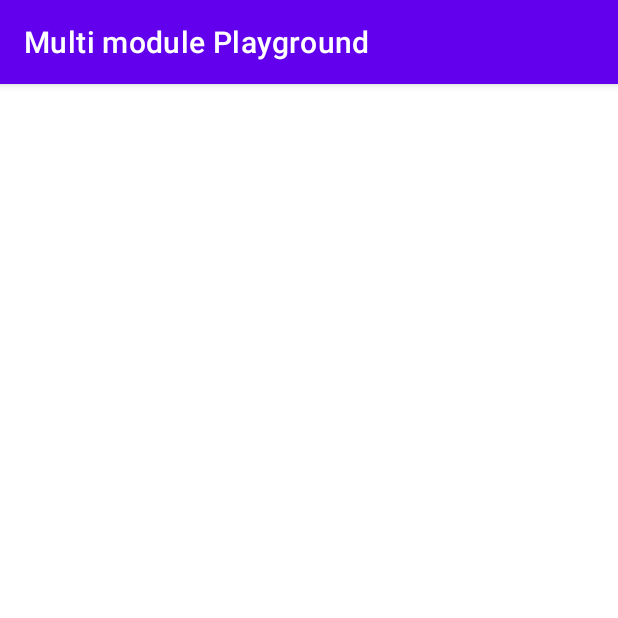
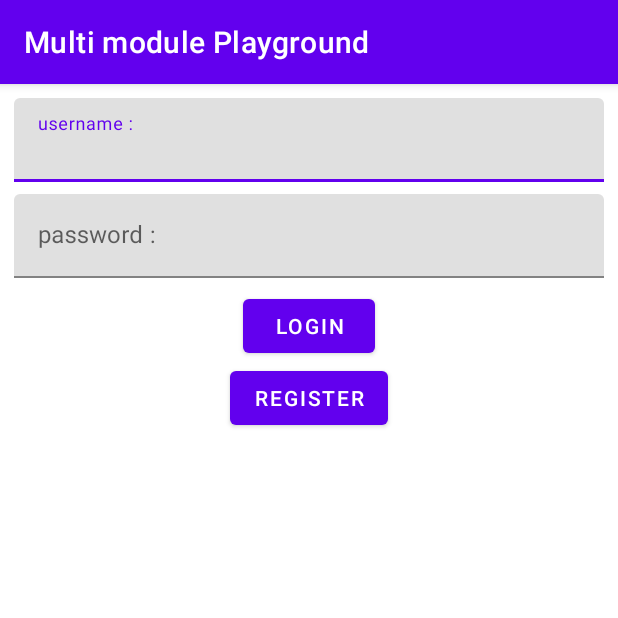
Before and after one commit to Muhammad-Javad/Multi_module_Playground, an Android app: the screen it shows after launch (MainActivity), on a phone screen of 412 x 824 dp, the top half of it. Run offline under Robolectric (Android 15) with nearby library versions, the phone set to English and light mode, and no system bars; our stand-ins replace Room's generated code; 1 statement that could not run was skipped.

Commit message:
add Login and register without bug

```diff
--- a/app/build.gradle
+++ b/app/build.gradle
@@ -28,12 +28,17 @@ android {
 dependencies {
     implementation fileTree(dir: "libs", include: ["*.jar"])
 
+    implementation project(":login")
+    implementation project(":register")
     implementation project(":database")
 
     implementation "org.jetbrains.kotlin:kotlin-stdlib:$kotlin_version"
     implementation 'androidx.core:core-ktx:1.3.2'
     implementation 'androidx.appcompat:appcompat:1.2.0'
     implementation 'androidx.constraintlayout:constraintlayout:2.0.2'
+    implementation 'androidx.navigation:navigation-fragment-ktx:2.3.0'
+    implementation 'androidx.navigation:navigation-ui-ktx:2.3.0'
+    implementation 'androidx.legacy:legacy-support-v4:1.0.0'
     testImplementation 'junit:junit:4.12'
     androidTestImplementation 'androidx.test.ext:junit:1.1.2'
     androidTestImplementation 'androidx.test.espresso:espresso-core:3.3.0'
--- a/app/src/main/java/com/javadsh98/multimoduleplayground/MainActivity.kt
+++ b/app/src/main/java/com/javadsh98/multimoduleplayground/MainActivity.kt
@@ -2,38 +2,19 @@ package com.javadsh98.multimoduleplayground
 
 import androidx.appcompat.app.AppCompatActivity
 import android.os.Bundle
-import androidx.lifecycle.Observer
-import com.javadsh98.module1.UserDataBase
-import com.javadsh98.module1.User
-import com.javadsh98.module1.UserDao
-import kotlinx.android.synthetic.main.activity_main.*
-import org.koin.android.ext.android.inject
 
 class MainActivity : AppCompatActivity() {
 
-    val dao by inject<UserDao>()
-    val db by inject<UserDataBase>()
 
     override fun onCreate(savedInstanceState: Bundle?) {
         super.onCreate(savedInstanceState)
         setContentView(R.layout.activity_main)
 
-        for (i in 0..10){
-            db.runInTransaction {
-                dao.insert(User(10 + i))
-            }
-        }
 
-        setupObserver()
     }
 
     private fun setupObserver() {
 
-        dao.getUsers().observe(this, Observer {
-            for (e in it){
-                textview.append("age : ${e.age}\n")
-            }
-        })
 
     }
 }
--- a/app/src/main/res/layout/activity_main.xml
+++ b/app/src/main/res/layout/activity_main.xml
@@ -6,13 +6,21 @@
     android:layout_height="match_parent"
     tools:context=".MainActivity">
 
-    <TextView
-        android:id="@+id/textview"
-        android:layout_width="wrap_content"
-        android:layout_height="wrap_content"
+
+    <fragment
+        android:id="@+id/fragment"
+        android:name="androidx.navigation.fragment.NavHostFragment"
+        android:layout_width="0dp"
+        android:layout_height="0dp"
+        android:layout_marginStart="1dp"
+        android:layout_marginTop="1dp"
+        android:layout_marginEnd="1dp"
+        android:layout_marginBottom="1dp"
+        app:defaultNavHost="true"
         app:layout_constraintBottom_toBottomOf="parent"
-        app:layout_constraintLeft_toLeftOf="parent"
-        app:layout_constraintRight_toRightOf="parent"
-        app:layout_constraintTop_toTopOf="parent" />
+        app:layout_constraintEnd_toEndOf="parent"
+        app:layout_constraintStart_toStartOf="parent"
+        app:layout_constraintTop_toTopOf="parent"
+        app:navGraph="@navigation/nav_main" />
 
 </androidx.constraintlayout.widget.ConstraintLayout>
--- /dev/null
+++ b/app/src/main/res/navigation/nav_main.xml
@@ -0,0 +1,21 @@
+<?xml version="1.0" encoding="utf-8"?>
+<navigation xmlns:android="http://schemas.android.com/apk/res/android"
+    xmlns:app="http://schemas.android.com/apk/res-auto"
+    xmlns:tools="http://schemas.android.com/tools"
+    android:id="@+id/nav_main"
+    app:startDestination="@id/nav_login">
+
+
+    <include app:graph="@navigation/nav_login" />
+    <include app:graph="@navigation/nav_register" />
+    <fragment
+        android:id="@+id/homeFragment"
+        android:name="com.javadsh98.multimoduleplayground.HomeFragment"
+        android:label="fragment_home"
+        tools:layout="@layout/fragment_home">
+        <deepLink
+            android:id="@+id/deepLink2"
+            app:uri="mains://main" />
+    </fragment>
+
+</navigation>
--- a/app/src/main/res/values/strings.xml
+++ b/app/src/main/res/values/strings.xml
@@ -1,4 +1,6 @@
 <resources>
     <string name="app_name">Multi module Playground</string>
     <string name="title_feature1">Module Title</string>
+    <!-- TODO: Remove or change this placeholder text -->
+    <string name="hello_blank_fragment">Hello blank fragment</string>
 </resources>
--- a/database/src/main/java/com/javadsh98/module1/DatabaseModule.kt
+++ b/database/src/main/java/com/javadsh98/module1/DatabaseModule.kt
@@ -8,6 +8,7 @@ val dbModule = module {
 
     single {
         Room.databaseBuilder(androidContext(), UserDataBase::class.java, "javad database")
+            .fallbackToDestructiveMigration()
             .allowMainThreadQueries()
             .build()
     }
--- a/database/src/main/java/com/javadsh98/module1/UserDao.kt
+++ b/database/src/main/java/com/javadsh98/module1/UserDao.kt
@@ -15,4 +15,7 @@ interface UserDao {
     @Insert(onConflict = OnConflictStrategy.REPLACE)
     fun insert(User: User)
 
+    @Query("select * from  User where username like :username and password like :password")
+    fun hasThisUser(username: String, password: String): LiveData<User>
+
 }
--- a/database/src/main/java/com/javadsh98/module1/UserDataBase.kt
+++ b/database/src/main/java/com/javadsh98/module1/UserDataBase.kt
@@ -2,7 +2,7 @@ package com.javadsh98.module1
 
 import androidx.room.Database
 import androidx.room.RoomDatabase
-@Database(entities = [User::class], version = 1, exportSchema = false)
+@Database(entities = [User::class], version = 2, exportSchema = false)
 abstract class UserDataBase: RoomDatabase() {
 
     abstract fun getDao(): UserDao
--- a/login/build.gradle
+++ b/login/build.gradle
@@ -50,4 +50,10 @@ dependencies {
     androidTestImplementation 'androidx.test.espresso:espresso-core:3.3.0'
     implementation 'com.google.android.material:material:1.1.0'
 
+    // koin
+    def koin_version = '2.1.5'
+    implementation "org.koin:koin-android:$koin_version"
+    implementation "org.koin:koin-android-scope:$koin_version"
+    implementation "org.koin:koin-android-viewmodel:$koin_version"
+
 }
--- a/login/src/main/res/navigation/nav_login.xml
+++ b/login/src/main/res/navigation/nav_login.xml
@@ -12,6 +12,6 @@
         tools:layout="@layout/fragment_login">
         <deepLink
             android:id="@+id/deepLink"
-            app:uri="login" />
+            app:uri="logins://login" />
     </fragment>
 </navigation>
--- a/register/src/main/java/com/javadsh98/register/RegisterFragment.kt
+++ b/register/src/main/java/com/javadsh98/register/RegisterFragment.kt
@@ -41,13 +41,13 @@ class RegisterFragment : Fragment(R.layout.fragment_register) {
                         dao.insert(it)
                     }
                 }
-                val action = "main".toUri()
+                val action = "mains://main".toUri()
                 findNavController().navigate(action)
             }
         }
 
         button_login.setOnClickListener {
-            val action = "login".toUri()
+            val action = "logins://login".toUri()
             findNavController().navigate(action)
         }
 
--- a/register/src/main/res/navigation/nav_register.xml
+++ b/register/src/main/res/navigation/nav_register.xml
@@ -12,6 +12,6 @@
         tools:layout="@layout/fragment_register">
         <deepLink
             android:id="@+id/deepLink"
-            app:uri="register" />
+            app:uri="registers://register" />
     </fragment>
 </navigation>
```
Also changed, not shown: app/src/main/java/com/javadsh98/multimoduleplayground/HomeFragment.kt (added, +11 -0 lines), app/src/main/res/layout/fragment_home.xml (added, +14 -0 lines), login/src/main/java/com/javadsh98/login/LoginFragment.kt (+20 -1 lines).
